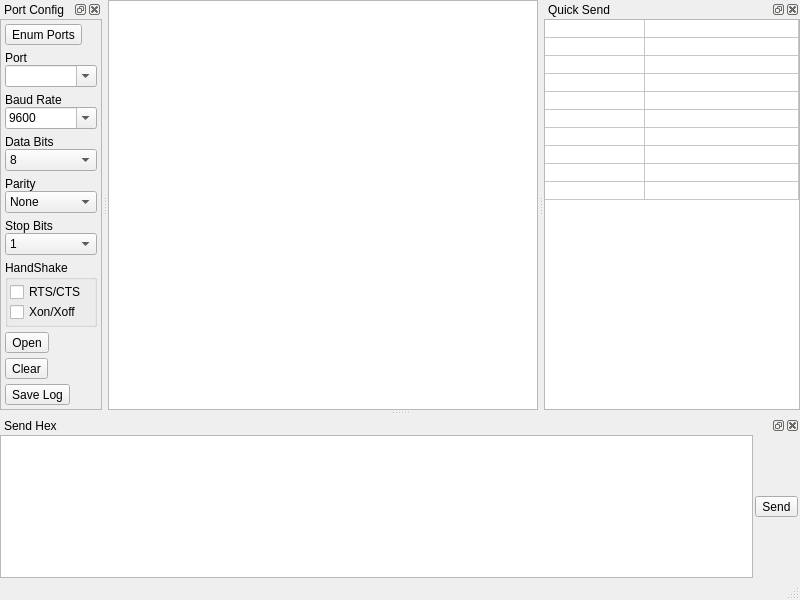
The window that gui_qt5/mainwindow.ui (gamesun/UartVide) describes before a commit, drawn with Qt 5.
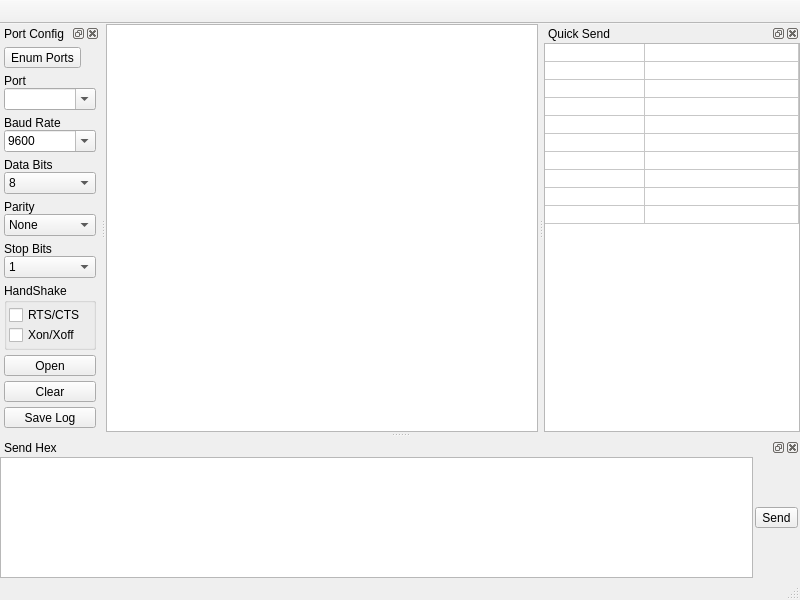
The same window after the commit. Custom widgets are drawn as their Qt base class.

Commit message: remove PortConfig panel's border; use a QToolbar as menubar instead of QMenubar which will disappear at linux; other improvements

```diff
--- a/gui_qt5/mainwindow.ui
+++ b/gui_qt5/mainwindow.ui
@@ -75,21 +75,11 @@
     </item>
    </layout>
   </widget>
-  <widget class="FMenuBar" name="menubar">
-   <property name="geometry">
-    <rect>
-     <x>0</x>
-     <y>0</y>
-     <width>800</width>
-     <height>23</height>
-    </rect>
-   </property>
-   <property name="nativeMenuBar">
-    <bool>true</bool>
-   </property>
-  </widget>
   <widget class="QStatusBar" name="statusbar"/>
   <widget class="QDockWidget" name="dockWidget_PortConfig">
+   <property name="allowedAreas">
+    <set>Qt::LeftDockWidgetArea|Qt::RightDockWidgetArea</set>
+   </property>
    <property name="windowTitle">
     <string notr="true">Port Config</string>
    </property>
@@ -116,7 +106,7 @@
      <item>
       <widget class="QFrame" name="frame">
        <property name="frameShape">
-        <enum>QFrame::StyledPanel</enum>
+        <enum>QFrame::NoFrame</enum>
        </property>
        <property name="frameShadow">
         <enum>QFrame::Plain</enum>
@@ -162,7 +152,7 @@
            </widget>
           </item>
           <item>
-           <widget class="QLabel" name="label_1">
+           <widget class="QLabel" name="label_Port">
             <property name="minimumSize">
              <size>
               <width>0</width>
@@ -184,7 +174,7 @@
            </widget>
           </item>
           <item>
-           <widget class="QComboBox" name="cmbPort">
+           <widget class="Combo" name="cmbPort">
             <property name="editable">
              <bool>true</bool>
             </property>
@@ -618,6 +608,12 @@
             <property name="enabled">
              <bool>true</bool>
             </property>
+            <property name="sizePolicy">
+             <sizepolicy hsizetype="Preferred" vsizetype="Fixed">
+              <horstretch>0</horstretch>
+              <verstretch>0</verstretch>
+             </sizepolicy>
+            </property>
             <property name="text">
              <string notr="true">Open</string>
             </property>
@@ -641,6 +637,12 @@
           </item>
           <item>
            <widget class="QToolButton" name="btnClear">
+            <property name="sizePolicy">
+             <sizepolicy hsizetype="Preferred" vsizetype="Fixed">
+              <horstretch>0</horstretch>
+              <verstretch>0</verstretch>
+             </sizepolicy>
+            </property>
             <property name="text">
              <string notr="true">Clear</string>
             </property>
@@ -664,6 +666,12 @@
           </item>
           <item>
            <widget class="QToolButton" name="btnSaveLog">
+            <property name="sizePolicy">
+             <sizepolicy hsizetype="Preferred" vsizetype="Fixed">
+              <horstretch>0</horstretch>
+              <verstretch>0</verstretch>
+             </sizepolicy>
+            </property>
             <property name="text">
              <string notr="true">Save Log</string>
             </property>
@@ -738,6 +746,9 @@
    </widget>
   </widget>
   <widget class="QDockWidget" name="dockWidget_QuickSend">
+   <property name="allowedAreas">
+    <set>Qt::BottomDockWidgetArea|Qt::LeftDockWidgetArea|Qt::RightDockWidgetArea</set>
+   </property>
    <property name="windowTitle">
     <string notr="true">Quick Send</string>
    </property>
@@ -816,6 +827,38 @@
     </layout>
    </widget>
   </widget>
+  <widget class="QToolBar" name="toolBar">
+   <property name="minimumSize">
+    <size>
+     <width>0</width>
+     <height>24</height>
+    </size>
+   </property>
+   <property name="maximumSize">
+    <size>
+     <width>16777215</width>
+     <height>24</height>
+    </size>
+   </property>
+   <property name="windowTitle">
+    <string>toolBar</string>
+   </property>
+   <property name="movable">
+    <bool>false</bool>
+   </property>
+   <property name="allowedAreas">
+    <set>Qt::BottomToolBarArea|Qt::TopToolBarArea</set>
+   </property>
+   <property name="floatable">
+    <bool>false</bool>
+   </property>
+   <attribute name="toolBarArea">
+    <enum>TopToolBarArea</enum>
+   </attribute>
+   <attribute name="toolBarBreak">
+    <bool>false</bool>
+   </attribute>
+  </widget>
   <action name="actionSave_Log">
    <property name="text">
     <string notr="true">Save Log</string>
@@ -1053,9 +1096,9 @@
  </widget>
  <customwidgets>
   <customwidget>
-   <class>FMenuBar</class>
-   <extends>QMenuBar</extends>
-   <header>flat_ui_qt5.h</header>
+   <class>Combo</class>
+   <extends>QComboBox</extends>
+   <header>combo.h</header>
   </customwidget>
  </customwidgets>
  <resources/>
```
The commit also changes 2 other files.
